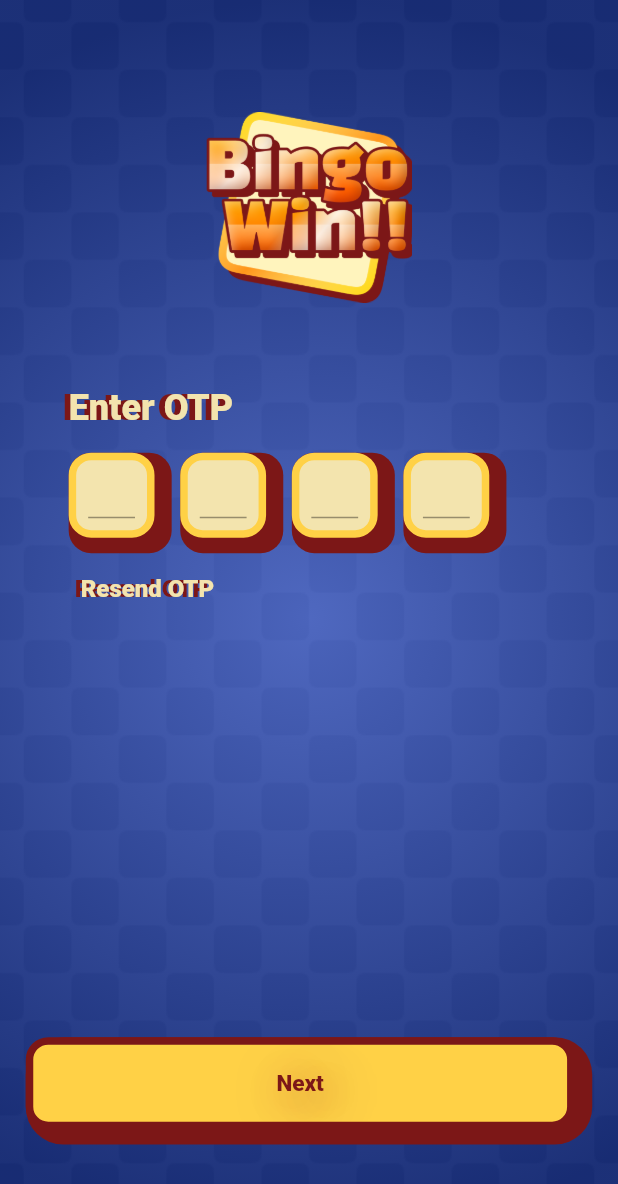
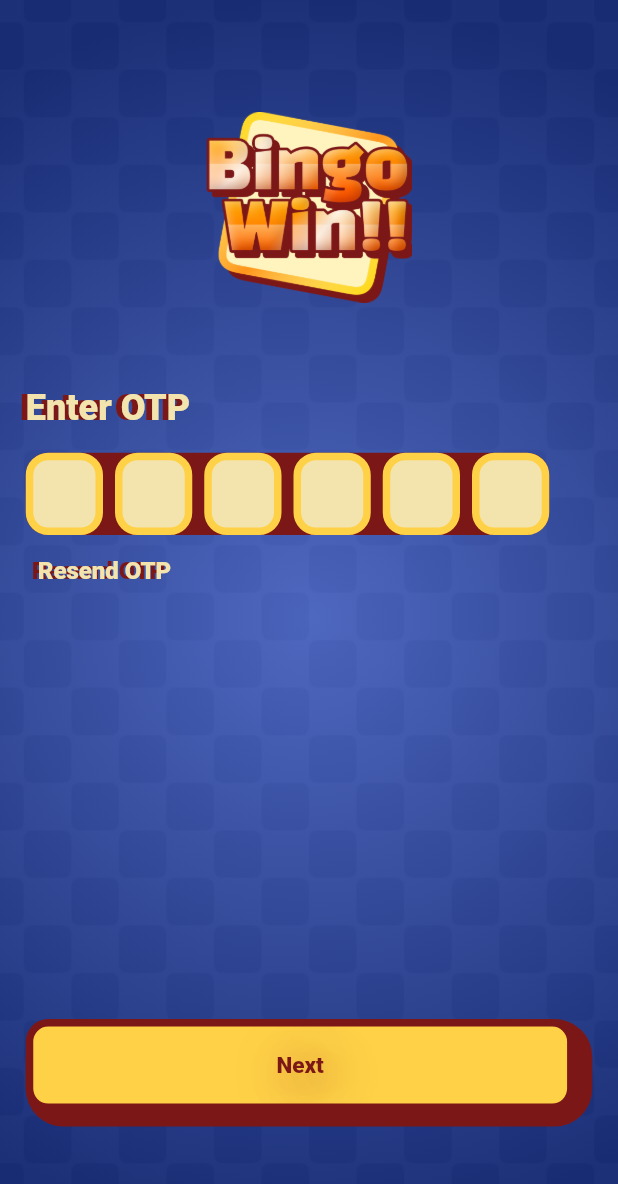
Before and after one commit to GautamGanpati/Bingo, a Flutter app: the EnterOtp screen opened directly, on a phone screen of 412 x 824 dp. Shown: the top 1184 px of the screen. Run offline on Flutter 3.47's test engine with Material 2 defaults, Android fonts, the phone set to English and light mode, and no system bars; drawn by our look-alikes of pinput; our stand-ins replace firebase_auth, firebase_core; accounts and stored records are empty.

Commit message:
first commit

```diff
--- a/lib/enter_otp.dart
+++ b/lib/enter_otp.dart
@@ -1,9 +1,11 @@
 import 'package:bingo/admin_home.dart';
+import 'package:bingo/enter_phno.dart';
 import 'package:bingo/services/auth_service.dart';
+import 'package:firebase_auth/firebase_auth.dart';
 import 'package:flutter/material.dart';
+import 'package:pinput/pinput.dart';
 
 class EnterOtp extends StatefulWidget {
-
   const EnterOtp({super.key});
 
   @override
@@ -18,8 +20,26 @@ class _EnterOtpState extends State<EnterOtp> {
     final height = MediaQuery.of(context).size.height;
     final width = MediaQuery.of(context).size.width;
     final AuthService authService = AuthService();
+    final FirebaseAuth auth = FirebaseAuth.instance;
+    var code = '';
 
-
+    final defaultPinTheme = PinTheme(
+      width: width / 8,
+      height: height / 15,
+      textStyle: const TextStyle(
+        fontSize: 16,
+        fontWeight: FontWeight.w900,
+        color: Color.fromARGB(255, 124, 23, 23),
+      ),
+      decoration: BoxDecoration(
+        border: Border.all(
+          width: 5,
+          color: const Color.fromARGB(255, 255, 209, 70),
+        ),
+        borderRadius: BorderRadius.circular(15),
+        color: const Color.fromARGB(255, 243, 228, 174),
+      ),
+    );
 
     return SafeArea(
       child: Scaffold(
@@ -73,7 +93,7 @@ class _EnterOtpState extends State<EnterOtp> {
                     crossAxisAlignment: CrossAxisAlignment.start,
                     children: [
                       Padding(
-                        padding: EdgeInsets.only(left: width / 9),
+                        padding: EdgeInsets.only(left: width / 24),
                         child: const Text(
                           'Enter OTP',
                           style: TextStyle(
@@ -93,62 +113,81 @@ class _EnterOtpState extends State<EnterOtp> {
                         height: height / 53.34,
                       ),
                       Padding(
-                        padding: EdgeInsets.only(left: width / 9),
+                        padding: EdgeInsets.only(left: width / 24),
                         child: Row(
                             mainAxisAlignment: MainAxisAlignment.start,
-                          children: List.generate(
-                            4,
-                            (index) {
-                              return Padding(
-                                padding: EdgeInsets.only(right: width / 72),
-                                child: Container(
-                                  height: height / 12.3,
-                                  width: width / 6,
+                            children: [
+                              Container(
                                 decoration: BoxDecoration(
                                   borderRadius: BorderRadius.circular(15),
-                                    color:
-                                        const Color.fromARGB(255, 124, 23, 23),
+                                  color: const Color.fromARGB(255, 124, 23, 23),
                                 ),
-                                  child: Padding(
-                                    padding: EdgeInsets.only(
-                                        right: width / 36, bottom: height / 80),
-                                    child: Container(
-                                      decoration: BoxDecoration(
-                                        border: Border.all(
-                                          width: 5,
-                                          color: const Color.fromARGB(
-                                              255, 255, 209, 70),
-                                        ),
-                                        borderRadius: BorderRadius.circular(15),
-                                        color: const Color.fromARGB(
-                                            255, 243, 228, 174),
-                                      ),
-                                      child: Padding(
-                                        padding: const EdgeInsets.all(8.0),
-                                        child: TextFormField(
-                                          // maxLength: 1,
-                                          cursorColor: const Color.fromARGB(
-                                              255, 124, 23, 23),
-                                          keyboardType: TextInputType.number,
-                                          textAlign: TextAlign.center,
-                                          style: const TextStyle(
-                                            fontSize: 16,
-                                            fontWeight: FontWeight.w900,
-                                            color: Color.fromARGB(
-                                                255, 124, 23, 23),
-                                          ),
-                                        ),
-                                      ),
-                                    ),
-                                  ),
-                                ),
-                              );
+                                child: Pinput(
+                                  defaultPinTheme: defaultPinTheme,
+                                  length: 6,
+                                  onChanged: (value) {
+                                    code = value;
                                   },
                                 ),
+                              )
+                            ]
+                            // List.generate(
+                            //   6,
+                            //   (index) {
+                            //     return Padding(
+                            //       padding: EdgeInsets.only(right: width / 80),
+                            //       child: Container(
+                            //         height: height / 13,
+                            //         width: width / 7,
+                            //         decoration: BoxDecoration(
+                            //           borderRadius: BorderRadius.circular(15),
+                            //           color:
+                            //               const Color.fromARGB(255, 124, 23, 23),
+                            //         ),
+                            //         child: Padding(
+                            //           padding: EdgeInsets.only(
+                            //               right: width /50, bottom: height / 80),
+                            //           child: Container(
+                            //             decoration: BoxDecoration(
+                            //               border: Border.all(
+                            //                 width: 5,
+                            //                 color: const Color.fromARGB(
+                            //                     255, 255, 209, 70),
+                            //               ),
+                            //               borderRadius: BorderRadius.circular(15),
+                            //               color: const Color.fromARGB(
+                            //                   255, 243, 228, 174),
+                            //             ),
+                            //             child: Padding(
+                            //               padding: const EdgeInsets.all(8.0),
+                            //               child: Pinput(
+                            //                 length: 6,
+                            //                 onChanged: (value) {
+                            //                   code = value;
+                            //                 },
+
+                            //                 // cursorColor: const Color.fromARGB(
+                            //                 //     255, 124, 23, 23),
+                            //                 keyboardType: TextInputType.number,
+                            //                 //textAlign: TextAlign.center,
+                            //                 errorTextStyle: TextStyle(
+                            //                   fontSize: 16,
+                            //                   fontWeight: FontWeight.w900,
+                            //                   color: Color.fromARGB(
+                            //                       255, 124, 23, 23),
+                            //                 ),
+                            //               ),
+                            //             ),
+                            //           ),
+                            //         ),
+                            //       ),
+                            //     );
+                            //   },
+                            // ),
                             ),
                       ),
                       Padding(
-                        padding: EdgeInsets.only(left: width / 9),
+                        padding: EdgeInsets.only(left: width / 24),
                         child: Row(
                           mainAxisAlignment: MainAxisAlignment.start,
                           children: [
@@ -181,10 +220,15 @@ class _EnterOtpState extends State<EnterOtp> {
                             right: width / 24,
                             bottom: height / 80),
                         child: GestureDetector(
-                          onTap: () {
+                          onTap: () async {
+                            PhoneAuthCredential credential =
+                                PhoneAuthProvider.credential(
+                                    verificationId: EnterPhNo.verify,
+                                    smsCode: code);
+                            await auth.signInWithCredential(credential);
                             Navigator.of(context)
                                 .push(MaterialPageRoute(builder: ((context) {
-                              return const AdminHome();
+                              return  const AdminHome();
                             })));
                           },
                           child: Container(
--- a/pubspec.yaml
+++ b/pubspec.yaml
@@ -39,6 +39,7 @@ dependencies:
   http: ^0.13.6
   firebase_core: ^2.16.0
   firebase_auth: ^4.10.0
+  pinput: ^3.0.1
 
 dev_dependencies:
   flutter_test:
```
Also changed, not shown: lib/countrycode.dart (+246 -242 lines), lib/enter_phno.dart (+36 -18 lines), pubspec.lock, 5 other files. Lines whose indentation alone changed are shown as unchanged.
